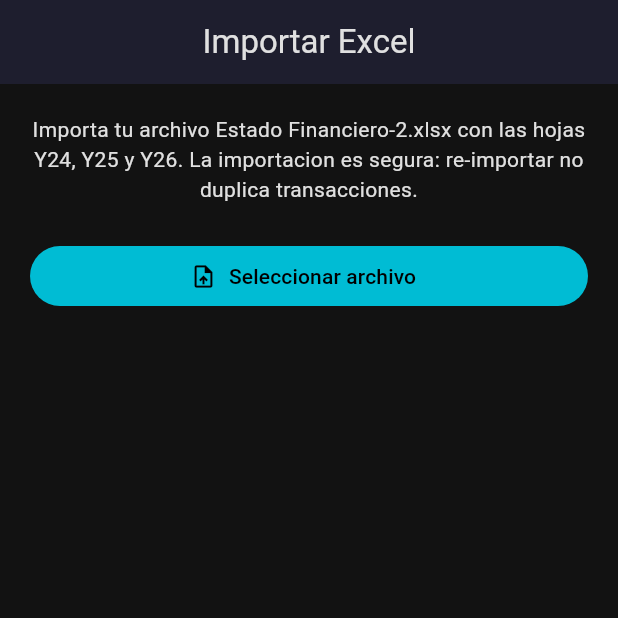
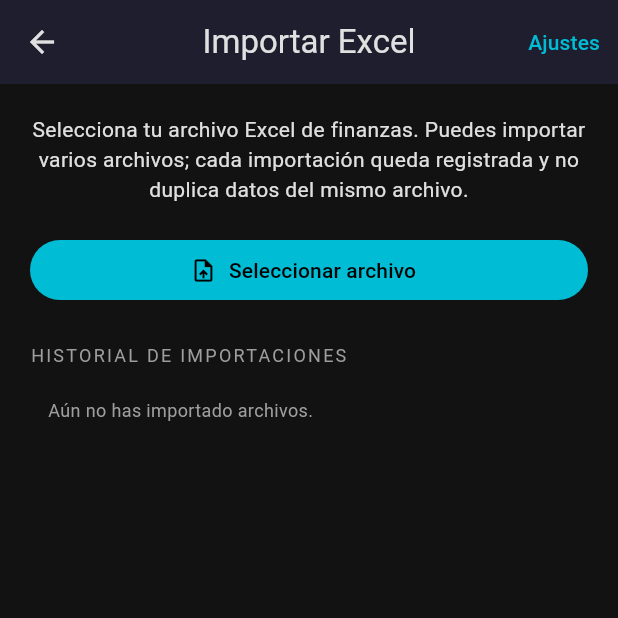
Before and after one commit to emilio2883/Noova-Finance, a Flutter app: the ImportScreen screen opened by its route, on a phone screen of 412 x 824 dp, the top half of it. Run offline on Flutter 3.47's test engine with Material 3 defaults, Android fonts, the phone set to English and light mode, and no system bars; our stand-ins replace decimal, file_picker, fl_chart, flutter_local_notifications, flutter_riverpod, go_router and 4 more; missing offline and left inert: syncfusion_flutter_xlsio; accounts and stored records are empty; generated files the repository leaves out were written again.

Commit message:
v2.1: real Excel import (cached values), correct taxonomy, import history, back nav
- XlsxReader: reads cached <v> cell values directly from XLSX XML, fixing the
  excel-package bug where formulas return text and numbers parse as dates
  (root cause of 'data not showing as source'). Verified: real TEST.xlsx imports
  345 txns, opening balance 107652.2599, 0 unknown rows.
- Taxonomy per 'Categorias' tab: 8 principals (Ingresos + Impuestos, Casa,
  Seguro, Alimentos, Carro, Otros, Prestamos) and 26 leaves; row->category
  mapping (IDAAN->Agua IDAAN, Casa-Augusta->Hipoteca Augusta, etc.)
- Import: per-file hashing (multi-source safe) + ImportRecord history + back
  button + removed Y24/Y25/Y26 text
- Budgets: show ALL subcategories (not just variable) so Casa/Seguro/Impuestos work
- Navigation: push for sub-screens so back works everywhere

```diff
--- a/lib/data/database.dart
+++ b/lib/data/database.dart
@@ -4,6 +4,7 @@ import 'package:path_provider/path_provider.dart';
 import 'models/app_settings.dart';
 import 'models/budget.dart';
 import 'models/category.dart';
+import 'models/import_record.dart';
 import 'models/recurring_rule.dart';
 import 'models/transaction.dart';
 
@@ -21,6 +22,7 @@ class AppDatabase {
         RecurringRuleSchema,
         BudgetSchema,
         AppSettingsSchema,
+        ImportRecordSchema,
       ],
       directory: dir.path,
       name: 'noova_finance',
--- /dev/null
+++ b/lib/data/models/import_record.dart
@@ -0,0 +1,21 @@
+import 'package:isar/isar.dart';
+
+part 'import_record.g.dart';
+
+/// Log of files imported (so multiple sources can be tracked).
+@collection
+class ImportRecord {
+  Id id = Isar.autoIncrement;
+
+  String fileName;
+  DateTime importedAt;
+  int imported;
+  int skipped;
+
+  ImportRecord({
+    required this.fileName,
+    required this.imported,
+    required this.skipped,
+    required this.importedAt,
+  });
+}
--- a/lib/features/dashboard/widgets/category_dashboard_card.dart
+++ b/lib/features/dashboard/widgets/category_dashboard_card.dart
@@ -41,10 +41,7 @@ class CategoryDashboardCard extends ConsumerWidget {
   }
 
   Future<void> _openBudgets(BuildContext context) async {
-    final variable = spend.children
-        .map((c) => c.category)
-        .where((c) => c.isVariable)
-        .toList();
+    final variable = spend.children.map((c) => c.category).toList();
     if (variable.isEmpty) return;
     await showModalBottomSheet(
       context: context,
--- a/lib/features/import/import_screen.dart
+++ b/lib/features/import/import_screen.dart
@@ -1,12 +1,16 @@
 import 'package:file_picker/file_picker.dart';
 import 'package:flutter/material.dart';
 import 'package:flutter_riverpod/flutter_riverpod.dart';
+import 'package:go_router/go_router.dart';
+import 'package:isar/isar.dart';
 
 import '../../core/theme.dart';
+import '../../data/models/import_record.dart';
 import '../../data/providers.dart';
 import '../../data/services/excel_importer.dart';
 
-/// Excel import screen: pick file -> import -> report (spec US2).
+/// Excel import: pick file -> import -> log + history (US2).
+/// Keep a record of every imported file so multiple sources can be tracked.
 class ImportScreen extends ConsumerStatefulWidget {
   const ImportScreen({super.key});
 
@@ -17,6 +21,21 @@ class ImportScreen extends ConsumerStatefulWidget {
 class _ImportScreenState extends ConsumerState<ImportScreen> {
   bool _importing = false;
   ImportResult? _result;
+  String? _lastFile;
+  List<ImportRecord> _records = [];
+
+  @override
+  void initState() {
+    super.initState();
+    _loadRecords();
+  }
+
+  Future<void> _loadRecords() async {
+    final isar = await ref.read(isarProvider.future);
+    final recs = await isar.importRecords.where().findAll();
+    recs.sort((a, b) => b.importedAt.compareTo(a.importedAt));
+    if (mounted) setState(() => _records = recs);
+  }
 
   Future<void> _pickAndImport() async {
     final picked = await FilePicker.platform.pickFiles(
@@ -25,29 +44,43 @@ class _ImportScreenState extends ConsumerState<ImportScreen> {
       withData: true,
     );
     if (picked == null || picked.files.single.bytes == null) return;
+    final fileName = picked.files.single.name;
 
     setState(() {
       _importing = true;
       _result = null;
+      _lastFile = fileName;
     });
 
     final importer = await ref.read(excelImporterProvider.future);
-
     final result = await importer.importBytes(
       picked.files.single.bytes!,
+      sourceName: fileName,
     );
 
-    // Mark settings as imported
+    // Persist an import record + mark settings imported
+    final isar = await ref.read(isarProvider.future);
+    if (result.success) {
+      await isar.writeTxn(() async {
+        await isar.importRecords.put(ImportRecord(
+          fileName: fileName,
+          imported: result.imported,
+          skipped: result.skippedDuplicates,
+          importedAt: DateTime.now(),
+        ));
+      });
       final settingsRepo = await ref.read(settingsRepoProvider.future);
       final settings = await settingsRepo.get();
       settings.isImported = true;
       await settingsRepo.update(settings);
+    }
 
     if (mounted) {
       setState(() {
         _importing = false;
         _result = result;
       });
+      await _loadRecords();
     }
   }
 
@@ -55,19 +88,29 @@ class _ImportScreenState extends ConsumerState<ImportScreen> {
   Widget build(BuildContext context) {
     final result = _result;
     return Scaffold(
-      appBar: AppBar(title: const Text('Importar Excel')),
-      body: Padding(
+      appBar: AppBar(
+        title: const Text('Importar Excel'),
+        leading: IconButton(
+          icon: const Icon(Icons.arrow_back),
+          onPressed: () => context.canPop() ? context.pop() : context.go('/settings'),
+        ),
+        actions: [
+          TextButton(
+            onPressed: () => context.canPop() ? context.pop() : context.go('/settings'),
+            child: const Text('Ajustes'),
+          ),
+        ],
+      ),
+      body: ListView(
         padding: const EdgeInsets.all(20),
-        child: Column(
-          crossAxisAlignment: CrossAxisAlignment.stretch,
         children: [
           const Text(
-              'Importa tu archivo Estado Financiero-2.xlsx con las hojas '
-              'Y24, Y25 y Y26. La importacion es segura: re-importar no '
-              'duplica transacciones.',
+            'Selecciona tu archivo Excel de finanzas. Puedes importar varios '
+            'archivos; cada importación queda registrada y no duplica datos '
+            'del mismo archivo.',
             textAlign: TextAlign.center,
           ),
-            const SizedBox(height: 24),
+          const SizedBox(height: 20),
           FilledButton.icon(
             onPressed: _importing ? null : _pickAndImport,
             icon: _importing
@@ -77,11 +120,11 @@ class _ImportScreenState extends ConsumerState<ImportScreen> {
                     child: CircularProgressIndicator(strokeWidth: 2),
                   )
                 : const Icon(Icons.upload_file),
-              label: Text(_importing ? 'Importando...' : 'Seleccionar archivo'),
+            label: Text(_importing ? 'Importando…' : 'Seleccionar archivo'),
           ),
-            const SizedBox(height: 24),
           if (result != null) ...[
-              if (result.success) ...[
+            const SizedBox(height: 20),
+            if (result.success)
               Card(
                 child: Padding(
                   padding: const EdgeInsets.all(16),
@@ -90,47 +133,76 @@ class _ImportScreenState extends ConsumerState<ImportScreen> {
                     children: [
                       Row(
                         children: [
-                            const Icon(Icons.check_circle,
-                                color: NoovaTheme.income),
+                          const Icon(Icons.check_circle, color: NoovaTheme.income),
                           const SizedBox(width: 8),
-                            Text(
-                              'Importacion completada',
+                          Expanded(
+                            child: Text('Importación completada',
                                 style: Theme.of(context)
                                     .textTheme
                                     .titleMedium
-                                  ?.copyWith(fontWeight: FontWeight.bold),
+                                    ?.copyWith(fontWeight: FontWeight.bold)),
                           ),
                         ],
                       ),
                       const SizedBox(height: 12),
-                        Text('Transacciones importadas: \${result.imported}'),
-                        Text('Duplicados omitidos: \${result.skippedDuplicates}'),
+                      Text('Archivo: ${_lastFile ?? ''}'),
+                      Text('Transacciones importadas: ${result.imported}'),
+                      Text('Duplicados omitidos: ${result.skippedDuplicates}'),
                       if (result.unknownRows.isNotEmpty) ...[
                         const SizedBox(height: 8),
-                          Text(
-                            'Filas no reconocidas (omitidas): '
-                            '\${result.unknownRows.join(", ")}',
-                            style:
-                                const TextStyle(color: NoovaTheme.textSecondary),
+                        Text('Filas no reconocidas: ${result.unknownRows.join(", ")}',
+                            style: const TextStyle(color: NoovaTheme.textSecondary)),
+                      ],
+                      const SizedBox(height: 12),
+                      Align(
+                        alignment: Alignment.centerRight,
+                        child: FilledButton.icon(
+                          onPressed: () =>
+                              context.canPop() ? context.pop() : context.go('/settings'),
+                          icon: const Icon(Icons.check),
+                          label: const Text('Volver a Ajustes'),
                         ),
-                        ],
+                      ),
                     ],
                   ),
                 ),
-                ),
-              ] else
+              )
+            else
               Card(
                 child: Padding(
                   padding: const EdgeInsets.all(16),
-                    child: Text(
-                      'Error al importar: \${result.error}',
-                      style: const TextStyle(color: NoovaTheme.expense),
+                  child: Text('Error al importar: ${result.error}',
+                      style: const TextStyle(color: NoovaTheme.expense)),
+                ),
+              ),
+          ],
+          const SizedBox(height: 24),
+          const Text('HISTORIAL DE IMPORTACIONES',
+              style: TextStyle(
+                  color: NoovaTheme.textSecondary,
+                  fontSize: 12,
+                  letterSpacing: 1.5)),
+          const SizedBox(height: 8),
+          if (_records.isEmpty)
+            const Padding(
+              padding: EdgeInsets.all(12),
+              child: Text('Aún no has importado archivos.',
+                  style: TextStyle(fontSize: 12, color: NoovaTheme.textSecondary)),
+            )
+          else
+            for (final r in _records)
+              Card(
+                child: ListTile(
+                  leading: const Icon(Icons.description_outlined, color: NoovaTheme.accent),
+                  title: Text(r.fileName, style: const TextStyle(fontSize: 14)),
+                  subtitle: Text(
+                    '${r.importedAt.day}/${r.importedAt.month}/${r.importedAt.year} · '
+                    '${r.imported} importadas · ${r.skipped} duplicadas',
+                    style: const TextStyle(fontSize: 11),
                   ),
                 ),
               ),
         ],
-          ],
-        ),
       ),
     );
   }
--- a/lib/features/settings/settings_screen.dart
+++ b/lib/features/settings/settings_screen.dart
@@ -36,8 +36,8 @@ class SettingsScreen extends ConsumerWidget {
             context,
             icon: Icons.upload_file,
             title: 'Importar Excel',
-            subtitle: 'Cargar histórico de Y24/Y25/Y26',
-            onTap: () => context.go('/import'),
+            subtitle: 'Cargar archivo Excel de tu Estado Financiero',
+            onTap: () => context.push('/import'),
           ),
           _item(
             context,
@@ -52,14 +52,14 @@ class SettingsScreen extends ConsumerWidget {
             icon: Icons.category_outlined,
             title: 'Categorías',
             subtitle: 'Principales y subcategorías',
-            onTap: () => context.go('/categories'),
+            onTap: () => context.push('/categories'),
           ),
           _item(
             context,
             icon: Icons.savings_outlined,
             title: 'Presupuestos',
             subtitle: 'Límites por subcategoría',
-            onTap: () => context.go('/budgets'),
+            onTap: () => context.push('/budgets'),
           ),
           _section('APARIENCIA'),
           Card(
--- a/pubspec.yaml
+++ b/pubspec.yaml
@@ -26,6 +26,8 @@ dependencies:
 
   # Excel I/O
   excel: ^2.1.0
+  archive: ^3.6.1
+  xml: ^6.5.0
   syncfusion_flutter_xlsio: ^27.2.5
 
   # Security
```
Also changed, not shown: lib/data/repositories/category_repo.dart (+13 -1 lines), lib/data/seed/default_categories.dart (+71 -61 lines), lib/data/services/excel_importer.dart (+79 -93 lines), lib/data/services/xlsx_reader.dart (added, +146 -0 lines), lib/features/budgets/budgets_screen.dart (+10 -5 lines), lib/features/categories/categories_screen.dart (+7 -1 lines), lib/data/models/import_record.g.dart (added), pubspec.lock, 4 other files. Lines whose indentation alone changed are shown as unchanged.
